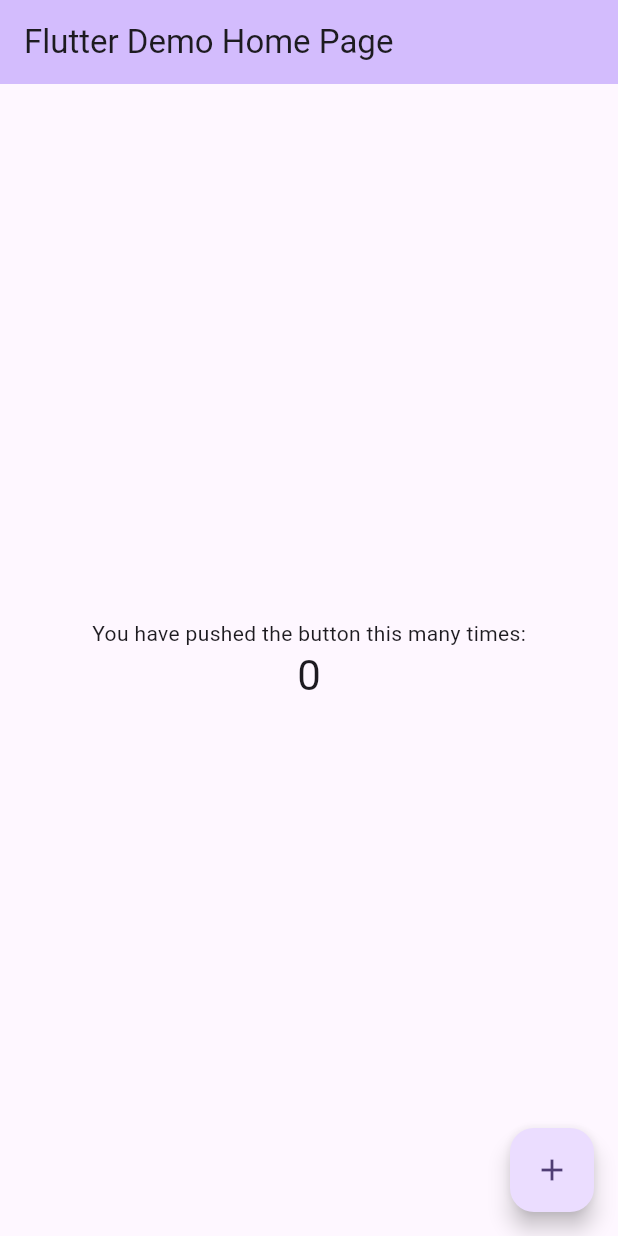
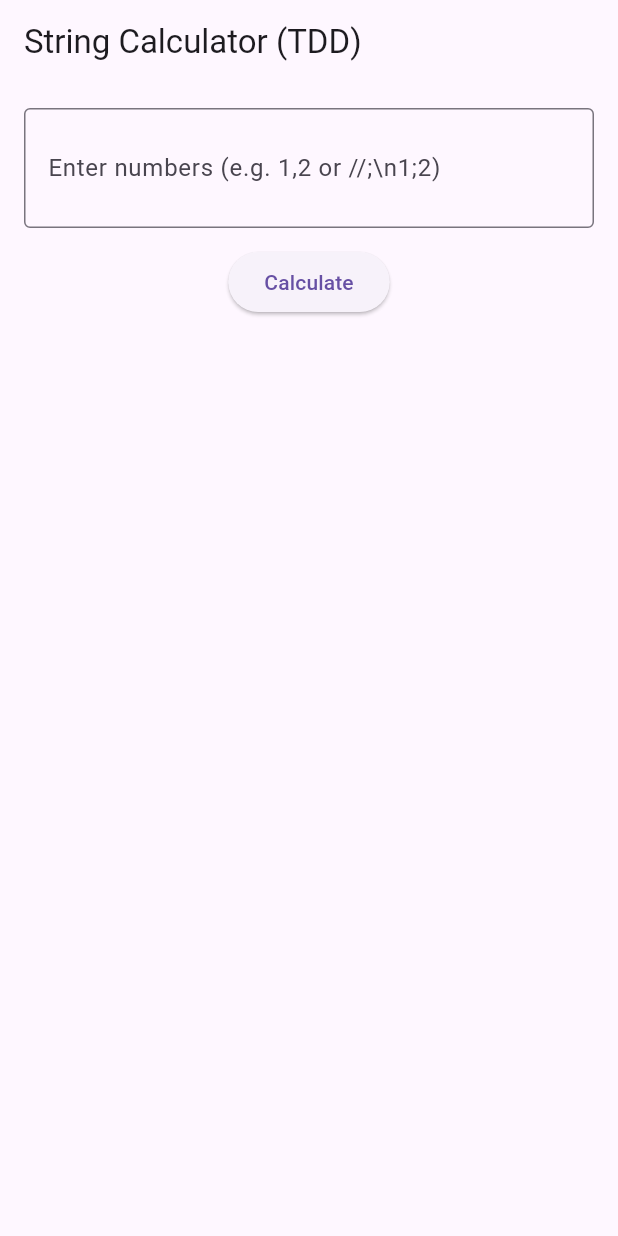
Before and after one commit to Kanha-Barad/string_calculator_tdd_flutter, a Flutter app: the screen it shows after launch, on a phone screen of 412 x 824 dp. Run offline on Flutter 3.47's test engine with Material 3 defaults, Android fonts, the phone set to English and light mode, and no system bars.

Commit message:
Initial project setup

```diff
--- a/lib/main.dart
+++ b/lib/main.dart
@@ -1,125 +1,22 @@
 import 'package:flutter/material.dart';
+import 'string_calculator_page.dart';
 
 void main() {
   runApp(const MyApp());
 }
 
 class MyApp extends StatelessWidget {
-  const MyApp({super.key});
+  const MyApp({Key? key}) : super(key: key);
 
-  // This widget is the root of your application.
   @override
   Widget build(BuildContext context) {
     return MaterialApp(
-      title: 'Flutter Demo',
+      debugShowCheckedModeBanner: false,
+      title: 'String Calculator',
       theme: ThemeData(
-        // This is the theme of your application.
-        //
-        // TRY THIS: Try running your application with "flutter run". You'll see
-        // the application has a purple toolbar. Then, without quitting the app,
-        // try changing the seedColor in the colorScheme below to Colors.green
-        // and then invoke "hot reload" (save your changes or press the "hot
-        // reload" button in a Flutter-supported IDE, or press "r" if you used
-        // the command line to start the app).
-        //
-        // Notice that the counter didn't reset back to zero; the application
-        // state is not lost during the reload. To reset the state, use hot
-        // restart instead.
-        //
-        // This works for code too, not just values: Most code changes can be
-        // tested with just a hot reload.
-        colorScheme: ColorScheme.fromSeed(seedColor: Colors.deepPurple),
-        useMaterial3: true,
+        primarySwatch: Colors.blue,
       ),
-      home: const MyHomePage(title: 'Flutter Demo Home Page'),
+      home: const StringCalculatorPage(),
     );
   }
 }
-
-class MyHomePage extends StatefulWidget {
-  const MyHomePage({super.key, required this.title});
-
-  // This widget is the home page of your application. It is stateful, meaning
-  // that it has a State object (defined below) that contains fields that affect
-  // how it looks.
-
-  // This class is the configuration for the state. It holds the values (in this
-  // case the title) provided by the parent (in this case the App widget) and
-  // used by the build method of the State. Fields in a Widget subclass are
-  // always marked "final".
-
-  final String title;
-
-  @override
-  State<MyHomePage> createState() => _MyHomePageState();
-}
-
-class _MyHomePageState extends State<MyHomePage> {
-  int _counter = 0;
-
-  void _incrementCounter() {
-    setState(() {
-      // This call to setState tells the Flutter framework that something has
-      // changed in this State, which causes it to rerun the build method below
-      // so that the display can reflect the updated values. If we changed
-      // _counter without calling setState(), then the build method would not be
-      // called again, and so nothing would appear to happen.
-      _counter++;
-    });
-  }
-
-  @override
-  Widget build(BuildContext context) {
-    // This method is rerun every time setState is called, for instance as done
-    // by the _incrementCounter method above.
-    //
-    // The Flutter framework has been optimized to make rerunning build methods
-    // fast, so that you can just rebuild anything that needs updating rather
-    // than having to individually change instances of widgets.
-    return Scaffold(
-      appBar: AppBar(
-        // TRY THIS: Try changing the color here to a specific color (to
-        // Colors.amber, perhaps?) and trigger a hot reload to see the AppBar
-        // change color while the other colors stay the same.
-        backgroundColor: Theme.of(context).colorScheme.inversePrimary,
-        // Here we take the value from the MyHomePage object that was created by
-        // the App.build method, and use it to set our appbar title.
-        title: Text(widget.title),
-      ),
-      body: Center(
-        // Center is a layout widget. It takes a single child and positions it
-        // in the middle of the parent.
-        child: Column(
-          // Column is also a layout widget. It takes a list of children and
-          // arranges them vertically. By default, it sizes itself to fit its
-          // children horizontally, and tries to be as tall as its parent.
-          //
-          // Column has various properties to control how it sizes itself and
-          // how it positions its children. Here we use mainAxisAlignment to
-          // center the children vertically; the main axis here is the vertical
-          // axis because Columns are vertical (the cross axis would be
-          // horizontal).
-          //
-          // TRY THIS: Invoke "debug painting" (choose the "Toggle Debug Paint"
-          // action in the IDE, or press "p" in the console), to see the
-          // wireframe for each widget.
-          mainAxisAlignment: MainAxisAlignment.center,
-          children: <Widget>[
-            const Text(
-              'You have pushed the button this many times:',
-            ),
-            Text(
-              '$_counter',
-              style: Theme.of(context).textTheme.headlineMedium,
-            ),
-          ],
-        ),
-      ),
-      floatingActionButton: FloatingActionButton(
-        onPressed: _incrementCounter,
-        tooltip: 'Increment',
-        child: const Icon(Icons.add),
-      ), // This trailing comma makes auto-formatting nicer for build methods.
-    );
-  }
-}
--- a/lib/string_calculator_page.dart
+++ b/lib/string_calculator_page.dart
@@ -0,0 +1,70 @@
+import 'package:flutter/material.dart';
+import 'string_calculator.dart';
+
+class StringCalculatorPage extends StatefulWidget {
+  const StringCalculatorPage({Key? key}) : super(key: key);
+
+  @override
+  _StringCalculatorPageState createState() => _StringCalculatorPageState();
+}
+
+class _StringCalculatorPageState extends State<StringCalculatorPage> {
+  final TextEditingController _controller = TextEditingController();
+  String? _output;
+
+  void _calculate() {
+    try {
+      final result = add(_controller.text);
+      setState(() {
+        _output = 'Result: $result';
+      });
+    } catch (e) {
+      setState(() {
+        // show the exception message without Exception:
+        _output = e.toString().replaceAll('Exception: ', '');
+      });
+    }
+  }
+
+  @override
+  void dispose() {
+    _controller.dispose();
+    super.dispose();
+  }
+
+  @override
+  Widget build(BuildContext context) {
+    return Scaffold(
+      appBar: AppBar(title: const Text('String Calculator (TDD)')),
+      body: Padding(
+        padding: const EdgeInsets.all(16.0),
+        child: Column(
+          children: [
+            TextField(
+              key: const Key('inputField'),
+              controller: _controller,
+              decoration: const InputDecoration(
+                labelText: 'Enter numbers (e.g. 1,2 or //;\\n1;2)',
+                border: OutlineInputBorder(),
+              ),
+              maxLines: 2,
+            ),
+            const SizedBox(height: 12),
+            ElevatedButton(
+              key: const Key('calculateButton'),
+              onPressed: _calculate,
+              child: const Text('Calculate'),
+            ),
+            const SizedBox(height: 12),
+            if (_output != null)
+              Text(
+                _output!,
+                key: const Key('resultText'),
+                style: const TextStyle(fontSize: 18),
+              ),
+          ],
+        ),
+      ),
+    );
+  }
+}
```
Also changed, not shown: lib/string_calculator.dart (+31 -4 lines), 4 other files.
